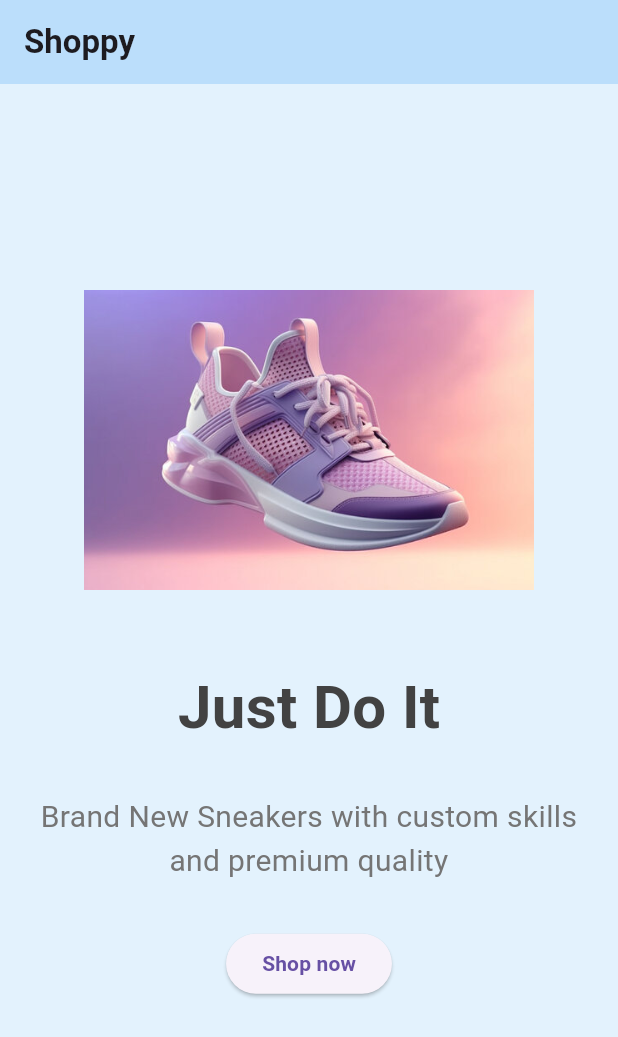
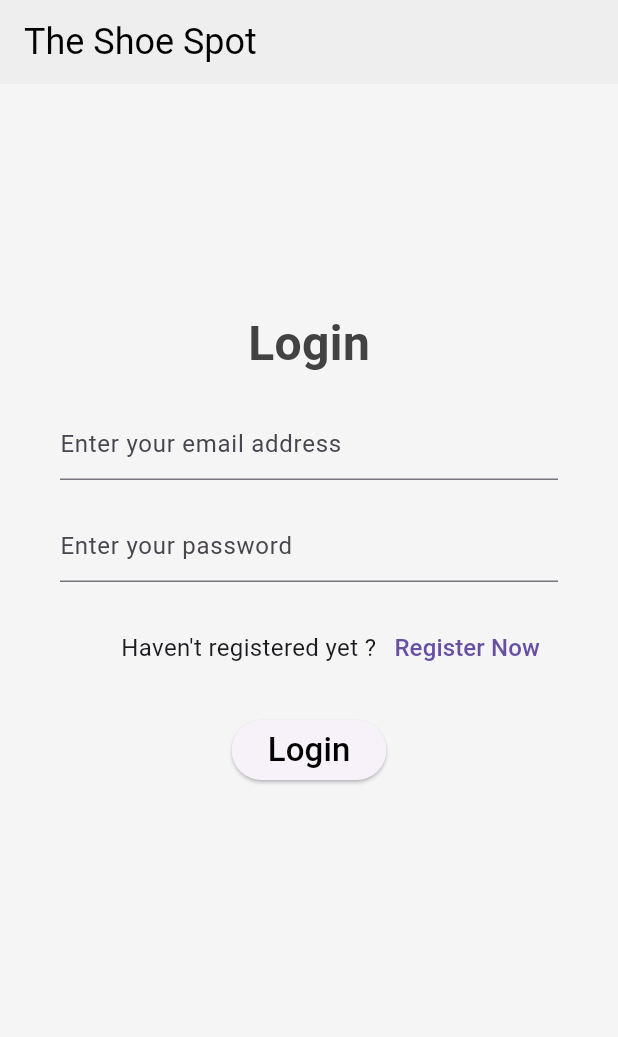
Before and after one commit to Syed-Farazuddin/flutter_ecommerce_app, a Flutter app: the screen it shows after launch, on a phone screen of 412 x 824 dp. Shown: the top 1037 px of the screen. Run offline on Flutter 3.47's test engine with Material 3 defaults, Android fonts, the phone set to English and light mode, and no system bars.

Commit message:
register and login page added

```diff
--- a/lib/data/data.dart
+++ b/lib/data/data.dart
@@ -13,7 +13,7 @@ final List<Shoe> data = [
       price: "\$140",
       description: "The finest of all qualities"),
   Shoe(
-      name: "No Caption",
+      name: "No Caption ",
       imgPath: "lib/images/image5.jpeg",
       price: "\$140",
       description: "The finest of all qualities"),
--- a/lib/main.dart
+++ b/lib/main.dart
@@ -1,6 +1,9 @@
 import 'package:ecommerce/pages/intro_page.dart';
+import 'package:ecommerce/pages/login.dart';
+import 'package:ecommerce/pages/register.dart';
 import 'package:ecommerce/providers/state_provider.dart';
 import 'package:flutter/material.dart';
+// ignore: depend_on_referenced_packages
 import 'package:provider/provider.dart';
 
 void main() {
@@ -18,9 +21,13 @@ class MyApp extends StatelessWidget {
           create: (context) => Stateprovider(),
         )
       ],
-      child: const MaterialApp(
+      child: MaterialApp(
         debugShowCheckedModeBanner: false,
-        home: IntroPage(),
+        routes: {
+          '/register': (context) => const RegisterPage(),
+          '/login': (context) => const LoginPage(),
+        },
+        home: const LoginPage(),
       ),
     );
   }
--- a/lib/pages/cartpage.dart
+++ b/lib/pages/cartpage.dart
@@ -33,7 +33,7 @@ class _CartpageState extends State<Cartpage> {
                   child: ListView.builder(
                     itemCount: value.cart.length,
                     itemBuilder: (context, index) => Container(
-                      padding: EdgeInsets.only(bottom: 10),
+                      padding: const EdgeInsets.only(bottom: 10),
                       child: Row(
                         mainAxisAlignment: MainAxisAlignment.spaceBetween,
                         children: [
--- /dev/null
+++ b/lib/pages/login.dart
@@ -0,0 +1,104 @@
+import 'package:ecommerce/pages/register.dart';
+import 'package:flutter/material.dart';
+
+class LoginPage extends StatefulWidget {
+  const LoginPage({super.key});
+
+  @override
+  State<LoginPage> createState() => _LoginPageState();
+}
+
+class _LoginPageState extends State<LoginPage> {
+  TextEditingController email = TextEditingController();
+  TextEditingController password = TextEditingController();
+  void handleLogin() {}
+  @override
+  Widget build(BuildContext context) {
+    return Scaffold(
+      backgroundColor: Colors.grey[100],
+      appBar: AppBar(
+        title: const Text(
+          "The Shoe Spot",
+          style: TextStyle(
+            color: Colors.black,
+            fontSize: 24,
+          ),
+        ),
+        backgroundColor: Colors.grey[200],
+      ),
+      body: Container(
+        margin: const EdgeInsets.only(top: 150),
+        padding: const EdgeInsets.only(left: 40, right: 40),
+        child: Column(
+          // mainAxisAlignment: MainAxisAlignment.center,
+
+          children: [
+            Text(
+              "Login",
+              style: TextStyle(
+                color: Colors.grey[800],
+                fontSize: 32,
+                fontWeight: FontWeight.bold,
+              ),
+            ),
+            const SizedBox(
+              height: 20,
+            ),
+            TextField(
+              controller: email,
+              decoration: const InputDecoration(
+                hintText: "Enter your email address",
+              ),
+            ),
+            const SizedBox(
+              height: 20,
+            ),
+            TextField(
+              controller: password,
+              decoration: const InputDecoration(
+                hintText: "Enter your password",
+              ),
+            ),
+            const SizedBox(
+              height: 20,
+            ),
+            Row(
+              mainAxisAlignment: MainAxisAlignment.end,
+              children: [
+                const Text(
+                  "Haven't registered yet ? ",
+                  style: TextStyle(fontSize: 16),
+                  textAlign: TextAlign.end,
+                ),
+                const SizedBox(
+                  width: 0,
+                ),
+                TextButton(
+                  onPressed: () {
+                    Navigator.of(context).pushReplacement(MaterialPageRoute(
+                        builder: (builder) => const RegisterPage()));
+                  },
+                  child: const Text(
+                    "Register Now",
+                    style: TextStyle(fontSize: 16),
+                    textAlign: TextAlign.end,
+                  ),
+                ),
+              ],
+            ),
+            const SizedBox(
+              height: 20,
+            ),
+            ElevatedButton(
+              onPressed: handleLogin,
+              child: const Text(
+                "Login",
+                style: TextStyle(fontSize: 22, color: Colors.black),
+              ),
+            )
+          ],
+        ),
+      ),
+    );
+  }
+}
```
Also changed, not shown: lib/pages/register.dart (added, +114 -0 lines).
